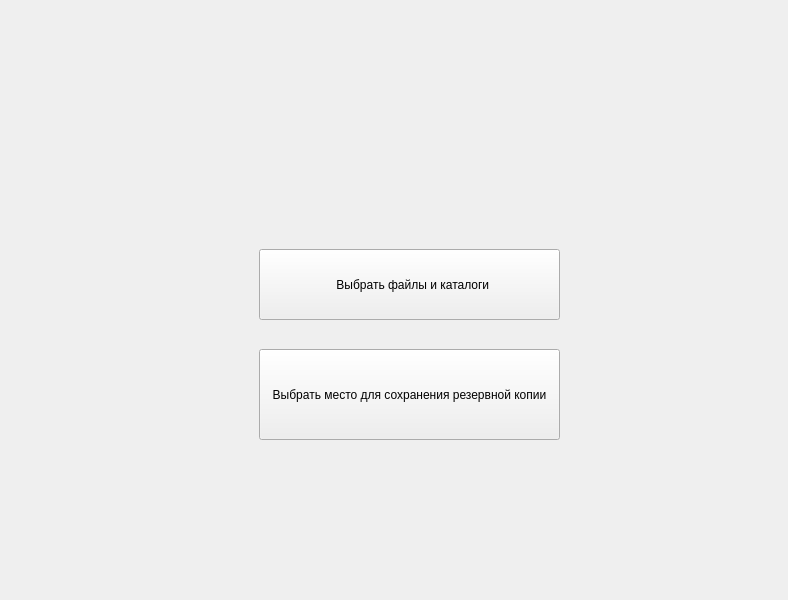
First picture: the form in ui/pages/home.ui, repository NataCher/Dat-Back, before the edit.
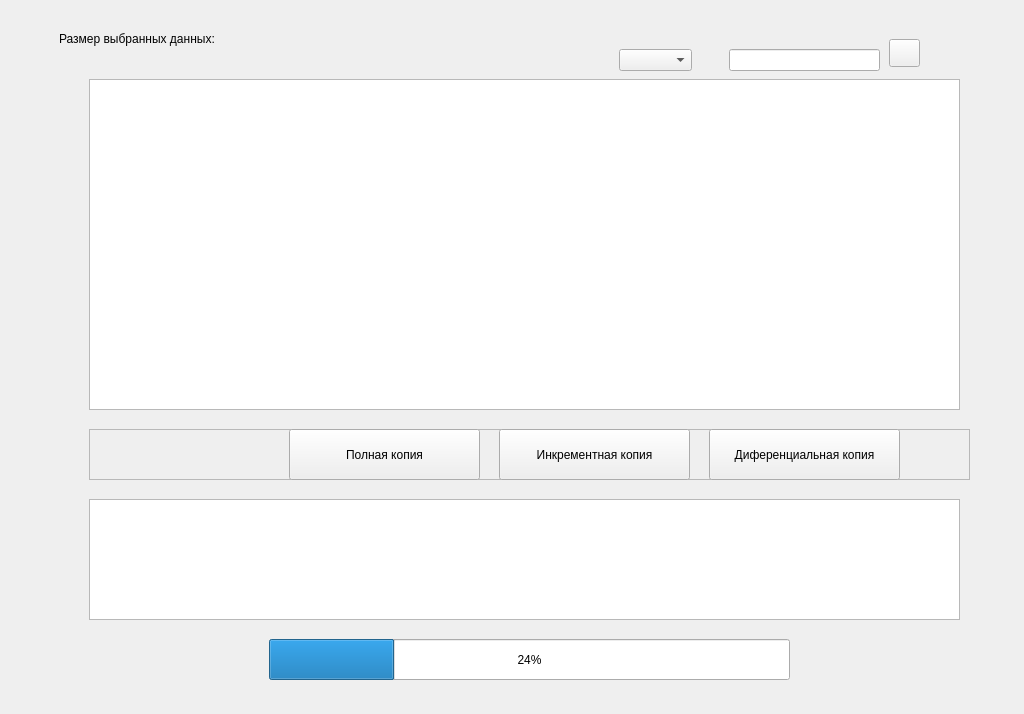
Second picture: the form after the edit. Icons and pictures are not drawn.

```diff
--- a/ui/pages/home.ui
+++ b/ui/pages/home.ui
@@ -6,8 +6,8 @@
    <rect>
     <x>0</x>
     <y>0</y>
-    <width>788</width>
-    <height>600</height>
+    <width>1024</width>
+    <height>714</height>
    </rect>
   </property>
   <property name="windowTitle">
@@ -20,45 +20,180 @@
       <widget class="QWidget" name="widget_3" native="true">
        <property name="geometry">
         <rect>
-         <x>170</x>
-         <y>190</y>
-         <width>431</width>
-         <height>301</height>
+         <x>0</x>
+         <y>0</y>
+         <width>991</width>
+         <height>691</height>
         </rect>
        </property>
        <widget class="QWidget" name="widget_2" native="true">
         <property name="geometry">
          <rect>
-          <x>60</x>
-          <y>10</y>
-          <width>351</width>
-          <height>261</height>
+          <x>30</x>
+          <y>20</y>
+          <width>941</width>
+          <height>661</height>
          </rect>
         </property>
-        <widget class="QPushButton" name="btn_files">
+        <widget class="QProgressBar" name="progressBar">
+         <property name="enabled">
+          <bool>true</bool>
+         </property>
          <property name="geometry">
           <rect>
-           <x>20</x>
-           <y>40</y>
-           <width>301</width>
-           <height>71</height>
+           <x>230</x>
+           <y>610</y>
+           <width>521</width>
+           <height>41</height>
           </rect>
          </property>
+         <property name="font">
+          <font>
+           <kerning>true</kerning>
+          </font>
+         </property>
+         <property name="value">
+          <number>24</number>
+         </property>
+         <property name="textVisible">
+          <bool>true</bool>
+         </property>
+        </widget>
+        <widget class="QTreeView" name="treeView">
+         <property name="geometry">
+          <rect>
+           <x>50</x>
+           <y>50</y>
+           <width>871</width>
+           <height>331</height>
+          </rect>
+         </property>
+         <attribute name="headerCascadingSectionResizes">
+          <bool>true</bool>
+         </attribute>
+        </widget>
+        <widget class="QFrame" name="frame">
+         <property name="geometry">
+          <rect>
+           <x>50</x>
+           <y>400</y>
+           <width>881</width>
+           <height>51</height>
+          </rect>
+         </property>
+         <property name="frameShape">
+          <enum>QFrame::StyledPanel</enum>
+         </property>
+         <property name="frameShadow">
+          <enum>QFrame::Raised</enum>
+         </property>
+         <widget class="QPushButton" name="btn_increment">
+          <property name="geometry">
+           <rect>
+            <x>410</x>
+            <y>0</y>
+            <width>191</width>
+            <height>51</height>
+           </rect>
+          </property>
+          <property name="text">
+           <string>Инкрементная копия</string>
+          </property>
+         </widget>
+         <widget class="QPushButton" name="btn_copy">
+          <property name="geometry">
+           <rect>
+            <x>200</x>
+            <y>0</y>
+            <width>191</width>
+            <height>51</height>
+           </rect>
+          </property>
+          <property name="text">
+           <string>Полная копия</string>
+          </property>
+         </widget>
+         <widget class="QPushButton" name="btn_different">
+          <property name="geometry">
+           <rect>
+            <x>620</x>
+            <y>0</y>
+            <width>191</width>
+            <height>51</height>
+           </rect>
+          </property>
+          <property name="text">
+           <string>Диференциальная копия</string>
+          </property>
+         </widget>
+        </widget>
+        <widget class="QLineEdit" name="line_search">
+         <property name="geometry">
+          <rect>
+           <x>690</x>
+           <y>20</y>
+           <width>151</width>
+           <height>22</height>
+          </rect>
+         </property>
+        </widget>
+        <widget class="QPushButton" name="btn_search">
+         <property name="geometry">
+          <rect>
+           <x>850</x>
+           <y>10</y>
+           <width>31</width>
+           <height>28</height>
+          </rect>
+         </property>
          <property name="text">
-          <string>  Выбрать файлы и каталоги</string>
+          <string/>
          </property>
         </widget>
-        <widget class="QPushButton" name="btn_files_save">
+        <widget class="QComboBox" name="sort_combobox">
          <property name="geometry">
           <rect>
+           <x>580</x>
+           <y>20</y>
+           <width>73</width>
+           <height>22</height>
+          </rect>
+         </property>
+        </widget>
+        <widget class="QPlainTextEdit" name="plainTextEdit">
+         <property name="geometry">
+          <rect>
+           <x>50</x>
+           <y>470</y>
+           <width>871</width>
+           <height>121</height>
+          </rect>
+         </property>
+        </widget>
+        <widget class="QLabel" name="label_size">
+         <property name="geometry">
+          <rect>
+           <x>190</x>
+           <y>0</y>
+           <width>61</width>
+           <height>16</height>
+          </rect>
+         </property>
+         <property name="text">
+          <string/>
+         </property>
+        </widget>
+        <widget class="QLabel" name="label_size_2">
+         <property name="geometry">
+          <rect>
            <x>20</x>
-           <y>140</y>
-           <width>301</width>
-           <height>91</height>
+           <y>0</y>
+           <width>171</width>
+           <height>20</height>
           </rect>
          </property>
          <property name="text">
-          <string>Выбрать место для сохранения резервной копии</string>
+          <string>Размер выбранных данных:</string>
          </property>
         </widget>
        </widget>
```
Left out of the diff: 8 changed lines with no effect on the pictures.
